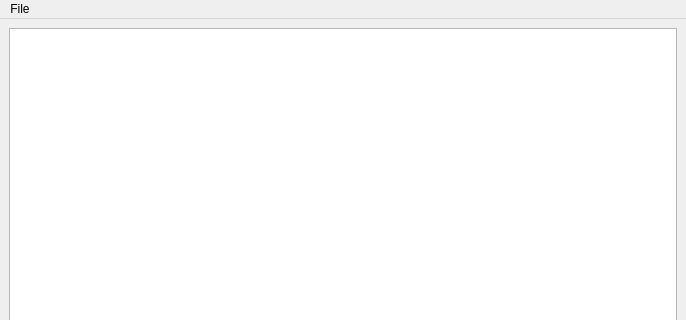
Old version of the form gr-mtb/qt/task_frontend.ui in the repository marcusmueller/measurement_toolbox; both pictures show x 0 to 686 and y 0 to 320 of the 686 by 529 pixel window.
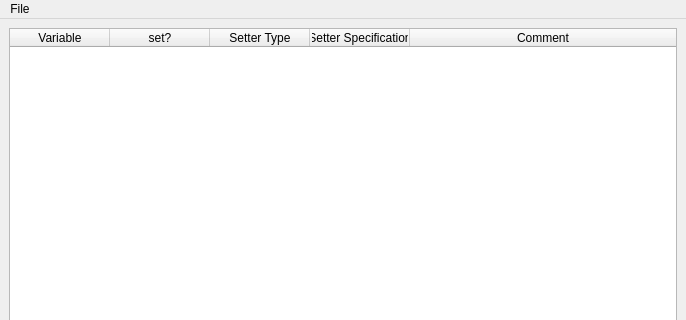
New version of the form.

Commit message: added non-generated python

The edit to the form file:
```diff
--- a/gr-mtb/qt/task_frontend.ui
+++ b/gr-mtb/qt/task_frontend.ui
@@ -22,7 +22,57 @@
    </property>
    <layout class="QVBoxLayout" name="verticalLayout_3">
     <item>
-     <widget class="QTableWidget" name="tableWidget"/>
+     <widget class="QTableWidget" name="tableWidget">
+      <property name="minimumSize">
+       <size>
+        <width>668</width>
+        <height>0</height>
+       </size>
+      </property>
+      <property name="autoFillBackground">
+       <bool>true</bool>
+      </property>
+      <property name="alternatingRowColors">
+       <bool>false</bool>
+      </property>
+      <property name="textElideMode">
+       <enum>Qt::ElideRight</enum>
+      </property>
+      <attribute name="horizontalHeaderStretchLastSection">
+       <bool>true</bool>
+      </attribute>
+      <attribute name="verticalHeaderCascadingSectionResizes">
+       <bool>true</bool>
+      </attribute>
+      <column>
+       <property name="text">
+        <string>Variable</string>
+       </property>
+      </column>
+      <column>
+       <property name="text">
+        <string>set?</string>
+       </property>
+      </column>
+      <column>
+       <property name="text">
+        <string>Setter Type</string>
+       </property>
+      </column>
+      <column>
+       <property name="text">
+        <string>Setter Specification</string>
+       </property>
+      </column>
+      <column>
+       <property name="text">
+        <string>Comment</string>
+       </property>
+      </column>
+     </widget>
+    </item>
+    <item>
+     <layout class="QHBoxLayout" name="horizontalLayout"/>
     </item>
    </layout>
   </widget>
```
The commit also changes 1 other file.
